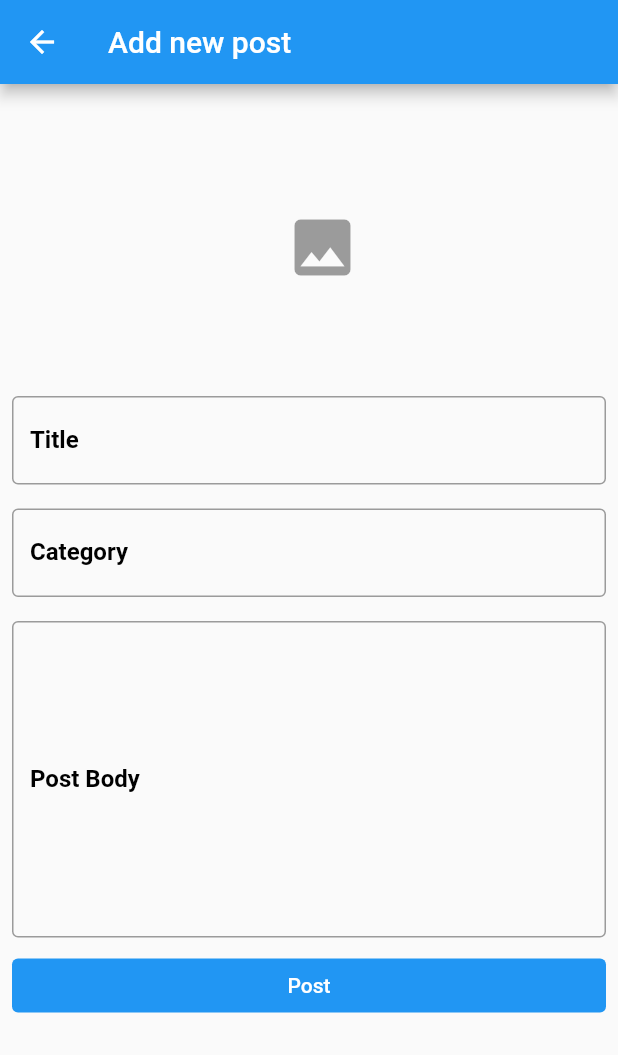
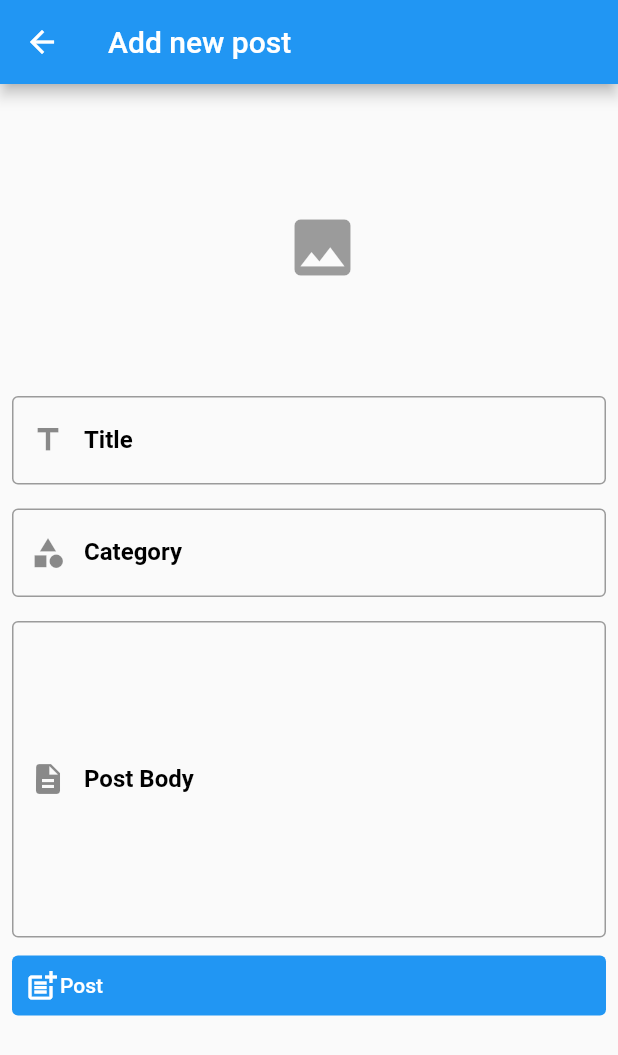
Before and after one commit to TackTeam-Chare/main_project_app_mobile, a Flutter app: the PostForm screen opened directly, on a phone screen of 412 x 824 dp. Shown: the top 1055 px of the screen. Run offline on Flutter 3.47's test engine with Material 2 defaults, Android fonts, the phone set to English and light mode, and no system bars; our stand-ins replace image_picker, quickalert, shared_preferences; accounts and stored records are empty.

Commit message:
add icon form post

```diff
--- a/lib/screens/post_form.dart
+++ b/lib/screens/post_form.dart
@@ -157,7 +157,12 @@ class _PostFormState extends State<PostForm> {
                             ),
                             border: OutlineInputBorder(
                               borderSide: BorderSide(
-                                      width: 1, color: Colors.black38))),
+                                width: 1,
+                                color: Colors.black38,
+                              ),
+                            ),
+                            prefixIcon: Icon(Icons.title),
+                          ),
                         ),
                       ),
                       Padding(
@@ -168,15 +173,19 @@ class _PostFormState extends State<PostForm> {
                               val!.isEmpty ? 'Category is required' : null,
                           decoration: InputDecoration(
                             hintText: "Category...",
-                              labelText:
-                                  "Category", // เพิ่ม Label สำหรับ Category
+                            labelText: "Category",
                             labelStyle: TextStyle(
                               color: Colors.black,
                               fontWeight: FontWeight.bold,
                             ),
                             border: OutlineInputBorder(
                               borderSide: BorderSide(
-                                      width: 1, color: Colors.black38))),
+                                width: 1,
+                                color: Colors.black38,
+                              ),
+                            ),
+                            prefixIcon: Icon(Icons.category),
+                          ),
                         ),
                       ),
                       Padding(
@@ -189,15 +198,18 @@ class _PostFormState extends State<PostForm> {
                               val!.isEmpty ? 'Post body is required' : null,
                           decoration: InputDecoration(
                             hintText: "Post body...",
-                              labelText:
-                                  "Post Body", // เพิ่ม Label สำหรับ Post Body
+                            labelText: "Post Body",
                             labelStyle: TextStyle(
                               color: Colors.black,
                               fontWeight: FontWeight.bold,
                             ),
                             border: OutlineInputBorder(
-                                  borderSide: BorderSide(
-                                      width: 1, color: Colors.black38))),
+                              borderSide:
+                                  BorderSide(width: 1, color: Colors.black38),
+                            ),
+                            prefixIcon: Icon(Icons
+                                .description), // ใส่ไอคอน "description" ที่ถูกต้อง
+                          ),
                         ),
                       ),
                     ],
@@ -205,7 +217,8 @@ class _PostFormState extends State<PostForm> {
                 ),
                 Padding(
                   padding: EdgeInsets.symmetric(horizontal: 8),
-                  child: kTextButton('Post', () {
+                  child: TextButton(
+                    onPressed: () {
                       if (_formKey.currentState!.validate()) {
                         setState(() {
                           _loading = !_loading;
@@ -216,8 +229,19 @@ class _PostFormState extends State<PostForm> {
                           _editPost(widget.post!.id ?? 0);
                         }
                       }
-                  }),
-                )
+                    },
+                    style: TextButton.styleFrom(
+                      backgroundColor: Colors.blue, // สีพื้นหลังของปุ่ม
+                      primary: Colors.white, // สีข้อความภายในปุ่ม
+                    ),
+                    child: Row(
+                      children: [
+                        Icon(Icons.post_add), // ไอคอนสำหรับ "Post"
+                        Text('Post'), // ข้อความ "Post"
+                      ],
+                    ),
+                  ),
+                ),
               ],
             ),
     );
```
Lines whose indentation alone changed are shown as unchanged.
